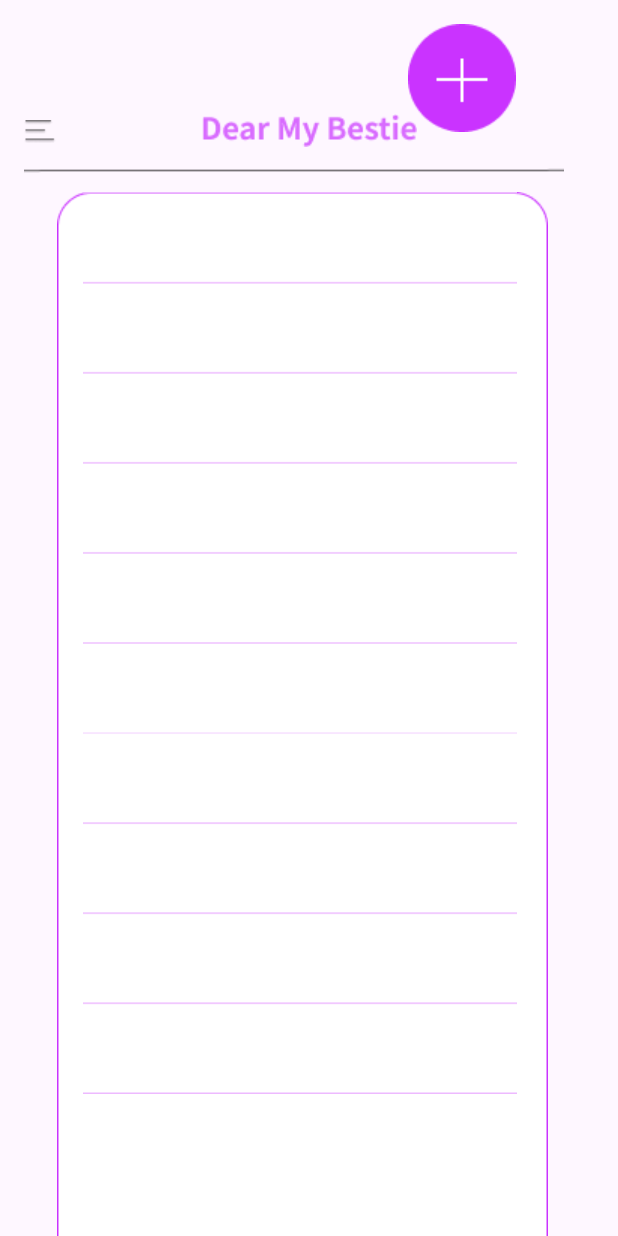
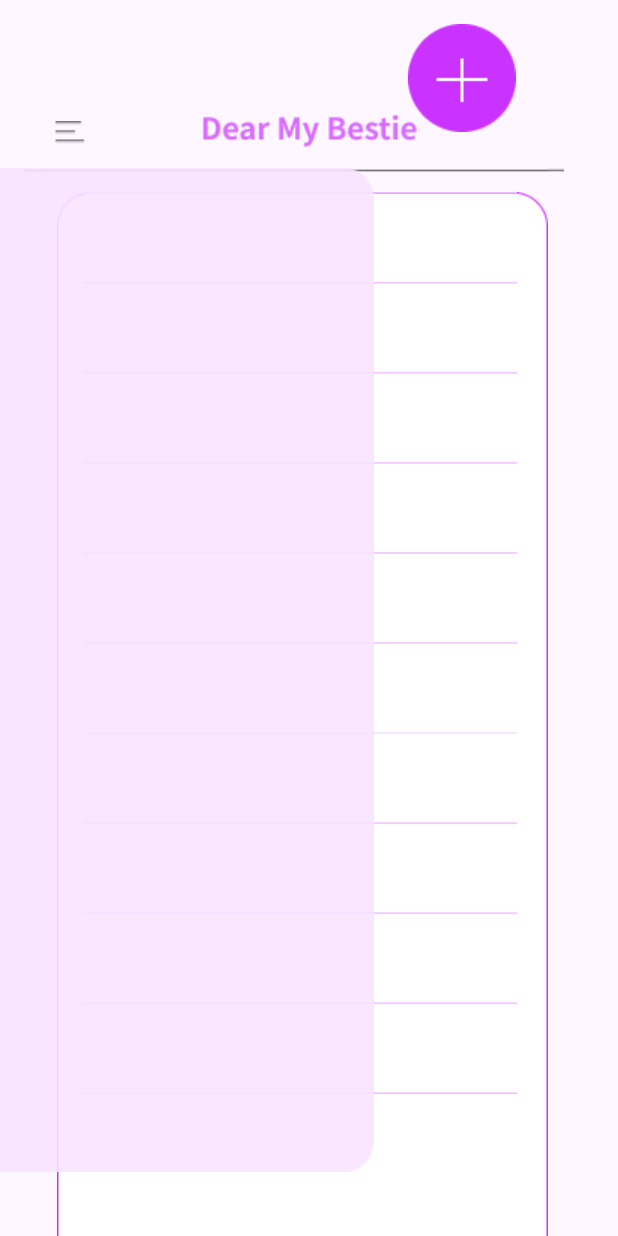
Before and after one commit to babogyeong/GURU2_30_App, an Android app: the MainActivity screen opened directly, with no data from a screen before it, on a phone screen of 412 x 824 dp. Run offline under Robolectric (Android 15) with nearby library versions, the phone set to English and light mode, and no system bars.

Commit message:
main 화면 사이드바 구성중 res파일에 추가적인 정보도 넣고 햄버거버튼이 그냥 사진으로 되어있길래 imagebutton으로 바꿈

```diff
--- a/app/src/main/res/layout/activity_main.xml
+++ b/app/src/main/res/layout/activity_main.xml
@@ -18,15 +18,27 @@
         app:layout_constraintStart_toStartOf="parent"
         app:layout_constraintTop_toTopOf="parent" />
 
-    <ImageView
+
+    <ImageButton
+        android:id="@+id/btn_sidebar"
+        android:layout_width="62dp"
+        android:layout_height="49dp"
+        android:contentDescription="@string/button_description"
+        android:src="@drawable/Main_Frame180"
+        android:background="@android:color/transparent"
+        app:layout_constraintBottom_toTopOf="@+id/guideline"
+        app:layout_constraintEnd_toEndOf="parent"
+        app:layout_constraintHorizontal_bias="0.045"
+        app:layout_constraintStart_toStartOf="parent"
+        app:layout_constraintTop_toTopOf="parent"
+        app:layout_constraintVertical_bias="0.104" />
+
+    <androidx.constraintlayout.widget.Guideline
+        android:id="@+id/guideline"
         android:layout_width="wrap_content"
         android:layout_height="wrap_content"
-        android:layout_marginTop="80dp"
-        android:src="@drawable/Main_Frame180"
-        app:layout_constraintEnd_toEndOf="parent"
-        app:layout_constraintHorizontal_bias="0.041"
-        app:layout_constraintStart_toStartOf="parent"
-        app:layout_constraintTop_toTopOf="parent" />
+        android:orientation="horizontal"
+        app:layout_constraintGuide_percent="0.8" />
 
     <ImageView
         android:layout_width="wrap_content"
@@ -75,4 +87,19 @@
         tools:ignore="MissingConstraints"
         tools:layout_editor_absoluteY="625dp" />
 
+    <LinearLayout
+        android:layout_width="249dp"
+        android:layout_height="669dp"
+        android:layout_gravity="start"
+        android:layout_marginTop="112dp"
+        android:background="@drawable/Sidebar_Rectangle22"
+        android:orientation="vertical"
+        app:layout_constraintTop_toTopOf="parent"
+        tools:layout_editor_absoluteX="7dp">
+
+        <!-- 사이드바 내용 이 밑으로 쓰기 -->
+
+
+    </LinearLayout>
+
 </androidx.constraintlayout.widget.ConstraintLayout>
--- a/app/src/main/res/values/strings.xml
+++ b/app/src/main/res/values/strings.xml
@@ -1,3 +1,4 @@
 <resources>
     <string name="app_name">GURU2_30_App</string>
+    <string name="button_description">버튼을 누르면 사이드바가 열립니다</string>
 </resources>
```
Also changed, not shown: app/src/main/res/drawable/Sidebar_Rectangle22.png (added).
